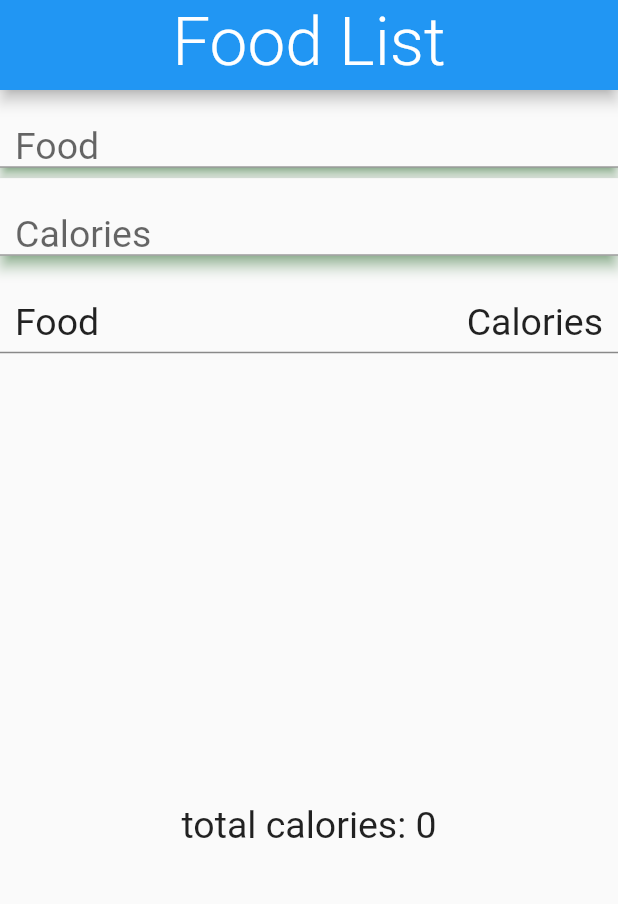
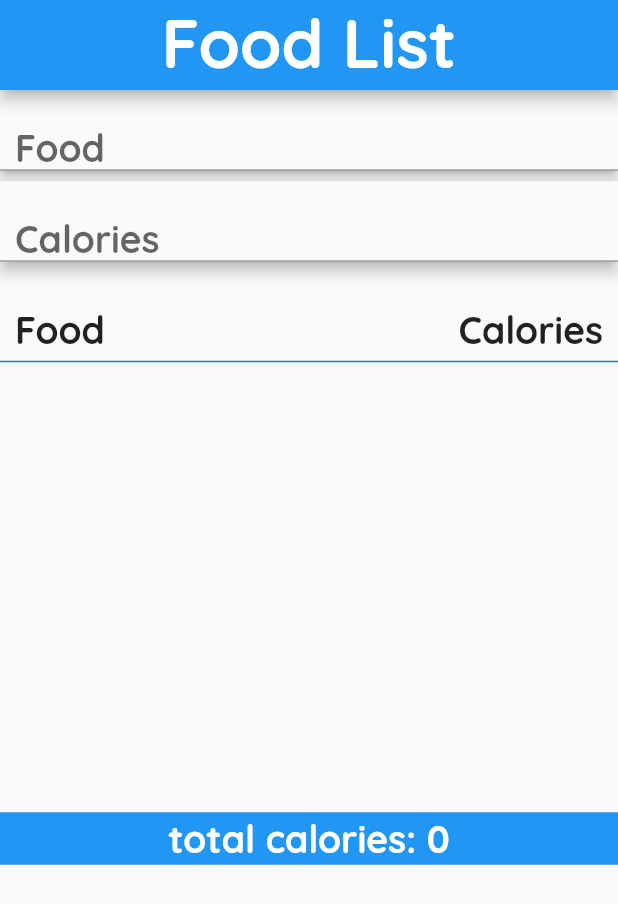
Before and after one commit to josephvisaac/dartFoodLog, a Flutter app: the screen it shows after launch, on a phone screen of 412 x 824 dp. Shown: the top 904 px of the screen. Run offline on Flutter 3.47's test engine with Material 2 defaults, Android fonts, the phone set to English and light mode, and no system bars; our stand-ins replace string_validator.

Commit message:
there's a few theme syntax abnormalities, but the app runs fine, and the theme as well.

```diff
--- a/lib/homeBody.dart
+++ b/lib/homeBody.dart
@@ -35,16 +35,23 @@ class _HomeBodyState extends State<HomeBody> {
   @override
   Widget build(BuildContext context) {
     return MaterialApp(
+      theme: ThemeData(
+        fontFamily: 'custom',
+      ),
       debugShowCheckedModeBanner: false,
       home: Scaffold(
         appBar: PreferredSize(
           preferredSize: Size.fromHeight(60),
           child: AppBar(
+            backgroundColor: Theme.of(context).primaryColor,
             title: Align(
               alignment: Alignment.center,
               child: Text(
                 'Food List',
-                style: TextStyle(fontSize: 45, fontWeight: FontWeight.w300),
+                style: TextStyle(
+                    fontSize: 45,
+                    // fontFamily: 'custom',
+                    /*fontWeight: FontWeight.w300*/),
               ),
             ),
           ),
@@ -53,13 +60,14 @@ class _HomeBodyState extends State<HomeBody> {
           child: Column(
             children: <Widget>[
               Material(
-                shadowColor: Colors.green,
+                // shadowColor: Colors.green,
                 elevation: 3,
                 child: TextField(
                   style: TextStyle(fontSize: 25),
                   decoration: InputDecoration(
                       errorText: widget.isNameValid ? null : widget.ferrorMsg,
                       // contentPadding: EdgeInsets.only(bottom: 15, top:0 ),
+
                       errorStyle: TextStyle(fontSize: 20),
                       labelText: 'Food',
                       contentPadding: EdgeInsets.only(left: 10),
@@ -74,7 +82,8 @@ class _HomeBodyState extends State<HomeBody> {
               Container(
                 margin: EdgeInsets.only(top: 7, bottom: 5),
                 child: Material(
-                  shadowColor: Colors.green,
+                  // shadowColor: Colors.green,
+                  // shadowColor: Theme.of(context).primaryColorLight,
                   elevation: 4,
                   child: TextField(
                     controller: calories,
@@ -97,7 +106,9 @@ class _HomeBodyState extends State<HomeBody> {
                 margin: EdgeInsets.only(top: 25),
                 padding: EdgeInsets.symmetric(horizontal: 10),
                 decoration: BoxDecoration(
-                    border: Border(bottom: BorderSide(color: Colors.black45))),
+                    border: Border(
+                        bottom: BorderSide(
+                            color: Theme.of(context).primaryColorDark))),
                 child: Row(
                   mainAxisAlignment: MainAxisAlignment.spaceBetween,
                   children: <Widget>[
@@ -113,6 +124,7 @@ class _HomeBodyState extends State<HomeBody> {
                       child: Text(
                         'Calories',
                         textAlign: TextAlign.right,
+
                         style: TextStyle(fontSize: 25),
                       ),
                     )
@@ -122,6 +134,7 @@ class _HomeBodyState extends State<HomeBody> {
               Container(
                   padding: EdgeInsets.symmetric(horizontal: 10, vertical: 15),
                   height: 300,
+                  // color: Theme.of(context).primaryColorLight,
                   child: ListView.builder(
                     itemBuilder: (context, index) {
                       return Row(
@@ -151,8 +164,15 @@ class _HomeBodyState extends State<HomeBody> {
                     },
                     itemCount: widget.theLIST.length,
                   )),
-              Text('total calories: ${widget.total}',
-                  style: TextStyle(fontSize: 25)),
+              Container(
+                height: 35,
+                width: double.maxFinite,
+                color: Theme.of(context).primaryColor,
+                child: Center(
+                  child: Text('total calories: ${widget.total}',
+                      style: TextStyle(fontSize: 25, color: Colors.white)),
+                ),
+              ),
             ], //Column Children
           ),
         ),
--- a/lib/main.dart
+++ b/lib/main.dart
@@ -80,7 +80,13 @@ class _MyAppState extends State<MyApp> {
 
   @override
   Widget build(BuildContext context) {
-    return HomeBody(
+    return MaterialApp(
+      debugShowCheckedModeBanner: false,
+      theme: ThemeData(
+          primarySwatch: Colors.blue,
+          fontFamily: 'custom', //name must match name chosen in yaml file
+          ),
+      home: HomeBody(
         isNameValid: isNameValid,
         foodSubmission: foodSubmission,
         calSubmission: calSubmission,
@@ -91,6 +97,7 @@ class _MyAppState extends State<MyApp> {
         errorMsg: errorMsg,
         ferrorMsg: ferrorMsg,
         total: total,
+      ),
     );
   }
 }
```
Also changed, not shown: pubspec.yaml (+19 -7 lines), fonts/OpenSans-Bold.ttf (added), fonts/OpenSans-Regular.ttf (added), fonts/Quicksand-Bold.ttf (added), fonts/Quicksand-Light.ttf (added), fonts/Quicksand-Medium.ttf (added), fonts/Quicksand-Regular.ttf (added). Lines whose indentation alone changed are shown as unchanged.
